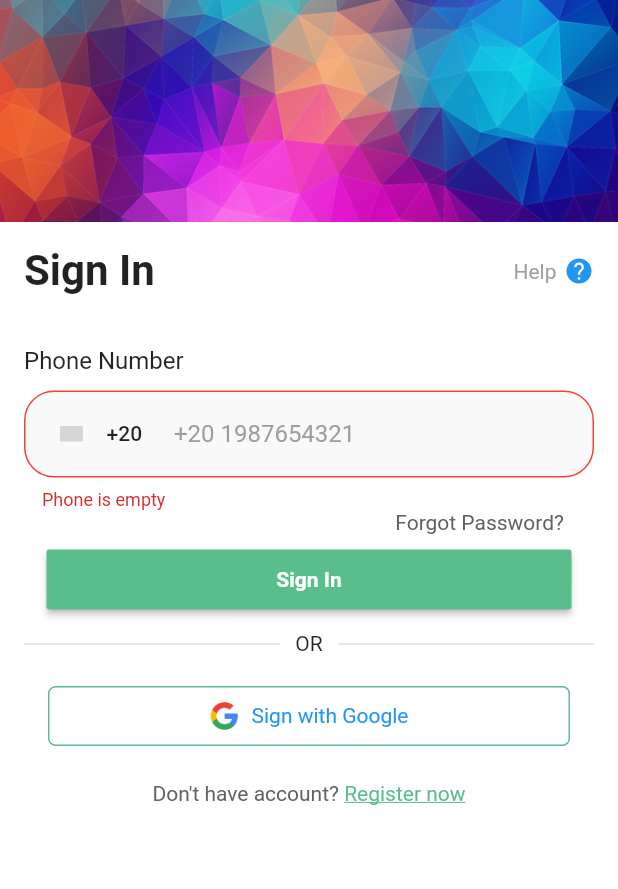
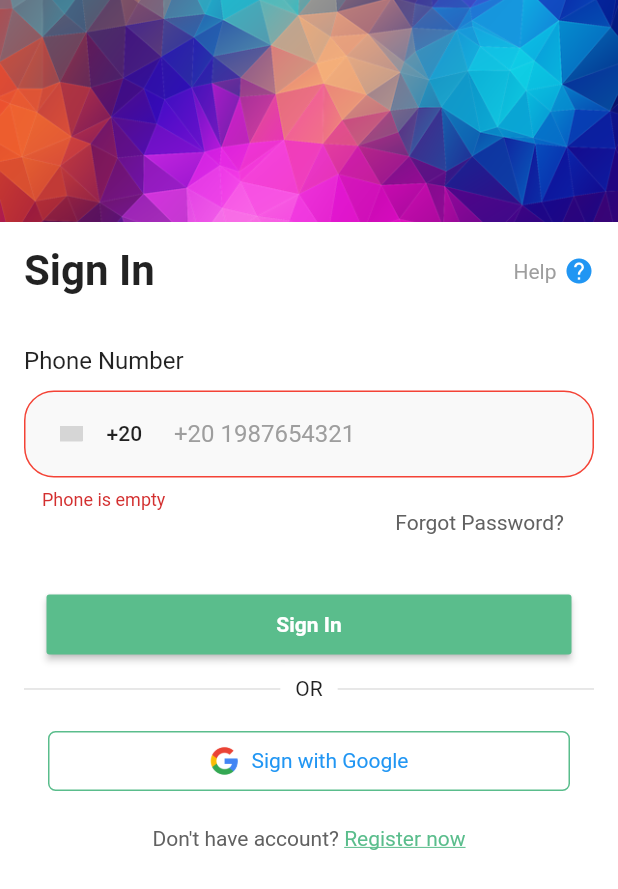
Before and after one commit to aboelkhaer/Algoriza-Task---Onboarding-Task1, a Flutter app: the AuthScreen screen opened by its route, after a tap on "Sign In", on a phone screen of 412 x 824 dp. Shown: the top 889 px of the screen. Run offline on Flutter 3.47's test engine with Material 2 defaults, Android fonts, the phone set to English and light mode, and no system bars; drawn by our look-alikes of country_code_picker; our stand-ins replace get; grey boxes are pictures that could not be loaded.

Commit message:
fix some issues

```diff
--- a/lib/views/auth/auth_screen.dart
+++ b/lib/views/auth/auth_screen.dart
@@ -29,7 +29,7 @@ class AuthScreen extends GetView<AuthController> {
                     SizedBox(height: 16),
                     AuthForm(),
                     AuthForgetPassword(),
-                    AuthCustomButton(),
+                    AuthMainButton(),
                     AuthOrLine(),
                     AuthGoogle(),
                     AuthDonotHaveAccount(),
--- a/lib/views/auth/screen_widgets/auth_forget_password.dart
+++ b/lib/views/auth/screen_widgets/auth_forget_password.dart
@@ -12,8 +12,9 @@ class AuthForgetPassword extends GetView<AuthController> {
       () => controller.isSignIn.value
           ? Container(
               padding: const EdgeInsets.symmetric(
-                horizontal: 20,
-              ),
+                    horizontal: 20,
+                  ) +
+                  const EdgeInsets.only(bottom: 30),
               alignment: Alignment.centerRight,
               child: GestureDetector(
                 onTap: () {},
--- a/lib/views/auth/screen_widgets/auth_main_button.dart
+++ b/lib/views/auth/screen_widgets/auth_main_button.dart
@@ -3,8 +3,8 @@ import 'package:get/get.dart';
 import '../../../controllers/auth_controller.dart';
 import '../../widgets/widgets.dart';
 
-class AuthCustomButton extends GetView<AuthController> {
-  const AuthCustomButton({Key? key}) : super(key: key);
+class AuthMainButton extends GetView<AuthController> {
+  const AuthMainButton({Key? key}) : super(key: key);
 
   @override
   Widget build(BuildContext context) {
@@ -18,7 +18,23 @@ class AuthCustomButton extends GetView<AuthController> {
                     color: Colors.white,
                   ))),
           onPressed: () {
-            if (controller.formKey.currentState!.validate()) {}
+            if (controller.formKey.currentState!.validate()) {
+              controller.isSignIn.value
+                  ? Get.snackbar(
+                      'Sign in',
+                      'You have successfully signed in.',
+                      colorText: Colors.green,
+                      snackPosition: SnackPosition.BOTTOM,
+                      margin: const EdgeInsets.only(bottom: 20) +
+                          const EdgeInsets.symmetric(horizontal: 16),
+                    )
+                  : Get.snackbar(
+                      'Register', 'You have successfully Registered.',
+                      colorText: Colors.green,
+                      snackPosition: SnackPosition.BOTTOM,
+                      margin: const EdgeInsets.only(bottom: 20) +
+                          const EdgeInsets.symmetric(horizontal: 16));
+            }
           }),
     );
   }
```
